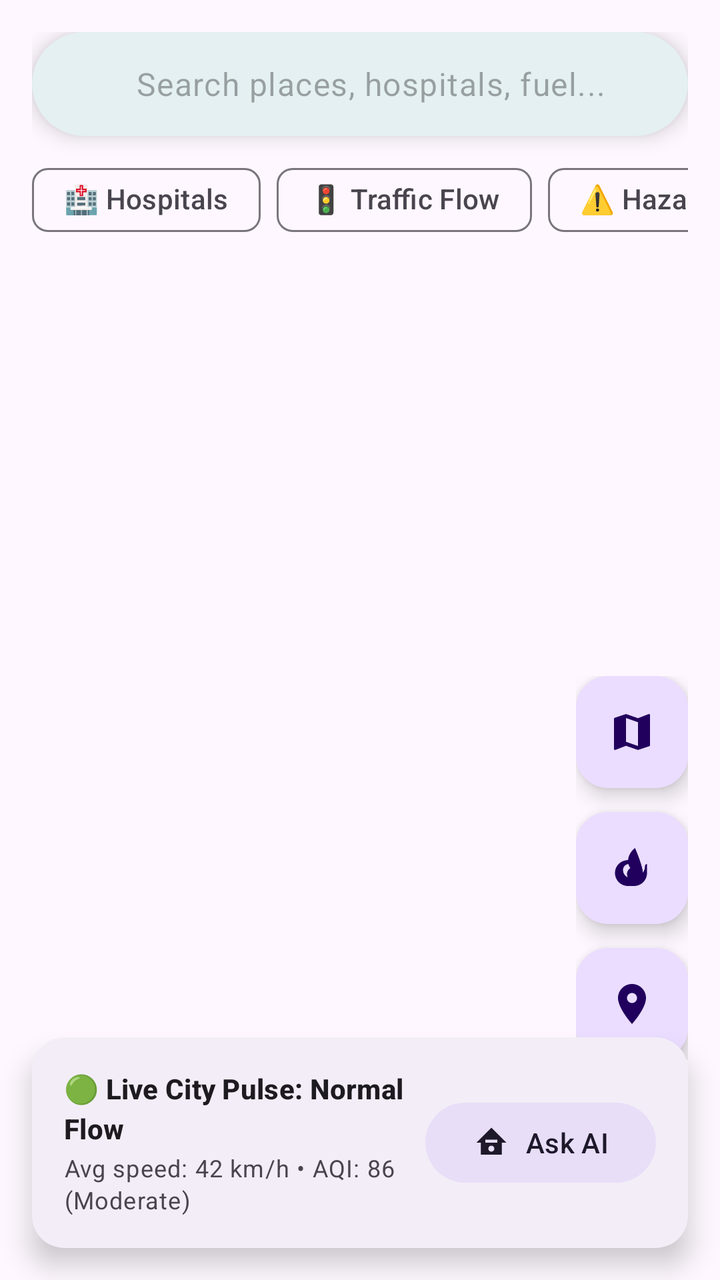
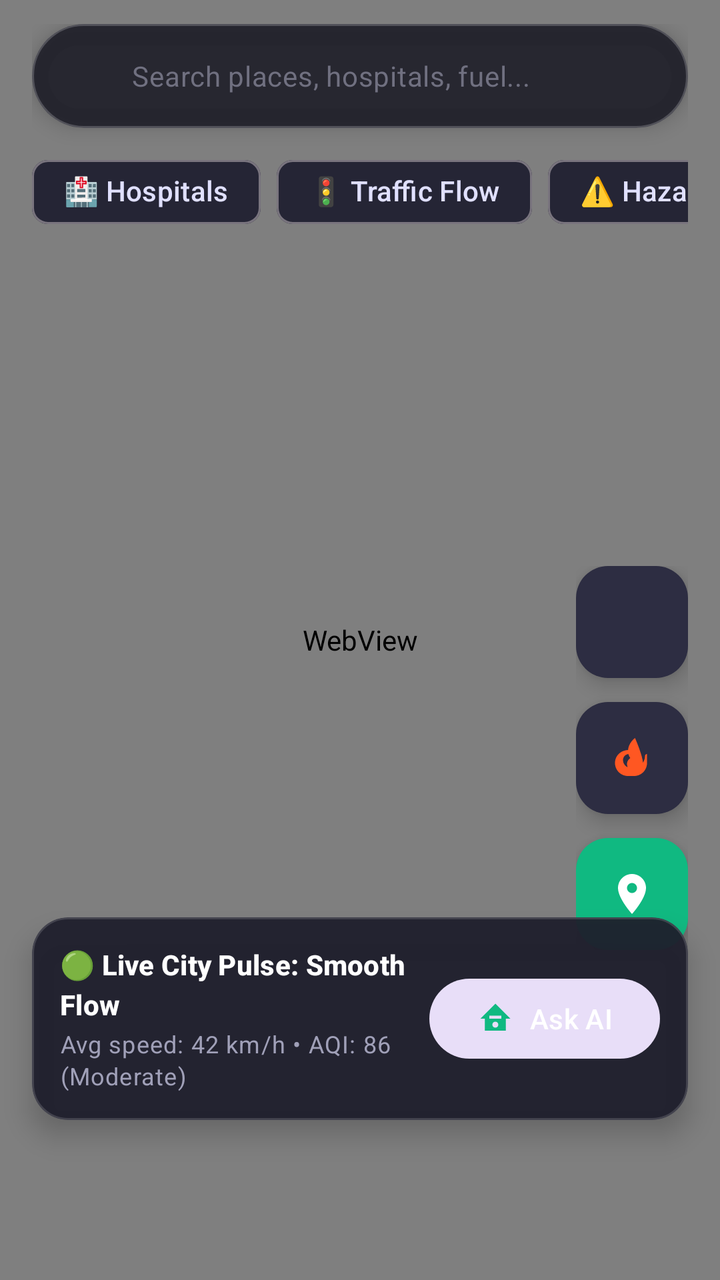

Screens rendered from an Android XML layout before and after an edit, with the pre-edit source and the edit as a unified diff.
<!-- AndroidManifest.xml: application theme Theme.UrbanPulse -->
<!-- res/layout/fragment_live_map.xml -->
<?xml version="1.0" encoding="utf-8"?>
<androidx.coordinatorlayout.widget.CoordinatorLayout
    xmlns:android="http://schemas.android.com/apk/res/android"
    xmlns:app="http://schemas.android.com/apk/res-auto"
    xmlns:tools="http://schemas.android.com/tools"
    android:layout_width="match_parent"
    android:layout_height="match_parent"
    android:background="?attr/colorSurface">

    
    <androidx.fragment.app.FragmentContainerView
        android:id="@+id/map_container"
        android:layout_width="match_parent"
        android:layout_height="match_parent" />

    
    <LinearLayout
        android:layout_width="match_parent"
        android:layout_height="wrap_content"
        android:orientation="vertical"
        android:padding="16dp"
        android:fitsSystemWindows="true">

        <com.google.android.material.card.MaterialCardView
            android:layout_width="match_parent"
            android:layout_height="52dp"
            app:cardCornerRadius="26dp"
            app:cardElevation="6dp"
            app:strokeWidth="0dp"
            app:cardBackgroundColor="?attr/colorSurface">

            <LinearLayout
                android:layout_width="match_parent"
                android:layout_height="match_parent"
                android:gravity="center_vertical"
                android:orientation="horizontal"
                android:paddingHorizontal="16dp">

                <ImageView
                    android:layout_width="24dp"
                    android:layout_height="24dp"
                    android:src="@drawable/ic_search"
                    app:tint="?attr/colorOnSurfaceVariant" />

                <EditText
                    android:id="@+id/etMapSearch"
                    android:layout_width="0dp"
                    android:layout_height="match_parent"
                    android:layout_weight="1"
                    android:background="@null"
                    android:hint="Search places, hospitals, fuel..."
                    android:imeOptions="actionSearch"
                    android:inputType="text"
                    android:paddingHorizontal="12dp"
                    android:textAppearance="@style/TextAppearance.Material3.BodyLarge"
                    android:textColor="?attr/colorOnSurface" />

                <ImageButton
                    android:id="@+id/btnClearSearch"
                    android:layout_width="32dp"
                    android:layout_height="32dp"
                    android:background="?attr/selectableItemBackgroundBorderless"
                    android:src="@drawable/ic_close"
                    android:visibility="gone"
                    app:tint="?attr/colorOnSurfaceVariant" />

            </LinearLayout>
        </com.google.android.material.card.MaterialCardView>

        
        <HorizontalScrollView
            android:layout_width="match_parent"
            android:layout_height="wrap_content"
            android:layout_marginTop="8dp"
            android:scrollbars="none">

            <com.google.android.material.chip.ChipGroup
                android:id="@+id/chipGroupFilters"
                android:layout_width="wrap_content"
                android:layout_height="wrap_content"
                app:singleLine="true">

                <com.google.android.material.chip.Chip
                    android:id="@+id/chipHospitals"
                    style="@style/Widget.Material3.Chip.Filter"
                    android:layout_width="wrap_content"
                    android:layout_height="wrap_content"
                    android:text="🏥 Hospitals" />

                <com.google.android.material.chip.Chip
                    android:id="@+id/chipTraffic"
                    style="@style/Widget.Material3.Chip.Filter"
                    android:layout_width="wrap_content"
                    android:layout_height="wrap_content"
                    android:text="🚦 Traffic Flow" />

                <com.google.android.material.chip.Chip
                    android:id="@+id/chipIncidents"
                    style="@style/Widget.Material3.Chip.Filter"
                    android:layout_width="wrap_content"
                    android:layout_height="wrap_content"
                    android:text="⚠️ Hazards" />

                <com.google.android.material.chip.Chip
                    android:id="@+id/chipEco"
                    style="@style/Widget.Material3.Chip.Filter"
                    android:layout_width="wrap_content"
                    android:layout_height="wrap_content"
                    android:text="🌿 Eco Routes" />

                <com.google.android.material.chip.Chip
                    android:id="@+id/chipEV"
                    style="@style/Widget.Material3.Chip.Filter"
                    android:layout_width="wrap_content"
                    android:layout_height="wrap_content"
                    android:text="⚡ EV Stations" />

            </com.google.android.material.chip.ChipGroup>
        </HorizontalScrollView>

        
        <androidx.recyclerview.widget.RecyclerView
            android:id="@+id/rvSearchResults"
            android:layout_width="match_parent"
            android:layout_height="wrap_content"
            android:layout_marginTop="4dp"
            android:background="@drawable/bg_rounded_card"
            android:elevation="8dp"
            android:maxHeight="240dp"
            android:visibility="gone" />

    </LinearLayout>

    
    <LinearLayout
        android:layout_width="wrap_content"
        android:layout_height="wrap_content"
        android:layout_gravity="end|bottom"
        android:layout_marginBottom="110dp"
        android:layout_marginEnd="16dp"
        android:orientation="vertical">

        <com.google.android.material.floatingactionbutton.FloatingActionButton
            android:id="@+id/fabTrafficToggle"
            android:layout_width="wrap_content"
            android:layout_height="wrap_content"
            android:layout_marginBottom="12dp"
            android:contentDescription="Toggle Traffic"
            android:src="@drawable/ic_map"
            app:fabSize="mini" />

        <com.google.android.material.floatingactionbutton.FloatingActionButton
            android:id="@+id/fabReportHazard"
            android:layout_width="wrap_content"
            android:layout_height="wrap_content"
            android:layout_marginBottom="12dp"
            android:contentDescription="Report Hazard"
            android:src="@drawable/ic_fire"
            app:fabSize="mini" />

        <com.google.android.material.floatingactionbutton.FloatingActionButton
            android:id="@+id/fabMyLocation"
            android:layout_width="wrap_content"
            android:layout_height="wrap_content"
            android:contentDescription="My Location"
            android:src="@drawable/ic_location_pin" />

    </LinearLayout>

    
    <com.google.android.material.card.MaterialCardView
        android:id="@+id/cardCityStatus"
        android:layout_width="match_parent"
        android:layout_height="wrap_content"
        android:layout_gravity="bottom"
        android:layout_margin="16dp"
        app:cardCornerRadius="16dp"
        app:cardElevation="8dp"
        app:strokeWidth="0dp"
        app:cardBackgroundColor="?attr/colorSurfaceContainer">

        <LinearLayout
            android:layout_width="match_parent"
            android:layout_height="wrap_content"
            android:orientation="horizontal"
            android:padding="16dp"
            android:gravity="center_vertical">

            <LinearLayout
                android:layout_width="0dp"
                android:layout_height="wrap_content"
                android:layout_weight="1"
                android:orientation="vertical">

                <TextView
                    android:id="@+id/tvLiveStatusTitle"
                    android:layout_width="wrap_content"
                    android:layout_height="wrap_content"
                    android:text="🟢 Live City Pulse: Normal Flow"
                    android:textAppearance="@style/TextAppearance.Material3.TitleSmall"
                    android:textStyle="bold" />

                <TextView
                    android:id="@+id/tvLiveStatusSubtitle"
                    android:layout_width="wrap_content"
                    android:layout_height="wrap_content"
                    android:layout_marginTop="2dp"
                    android:text="Avg speed: 42 km/h • AQI: 86 (Moderate)"
                    android:textAppearance="@style/TextAppearance.Material3.BodySmall"
                    android:textColor="?attr/colorOnSurfaceVariant" />

            </LinearLayout>

            <com.google.android.material.button.MaterialButton
                android:id="@+id/btnAskYatri"
                style="@style/Widget.Material3.Button.TonalButton"
                android:layout_width="wrap_content"
                android:layout_height="wrap_content"
                android:text="Ask AI"
                app:icon="@drawable/ic_yatri_ai" />

        </LinearLayout>

    </com.google.android.material.card.MaterialCardView>

</androidx.coordinatorlayout.widget.CoordinatorLayout>
<!-- resources referenced by this layout -->
<resources>
  <!-- drawable bg_rounded_card (drawable) -->
  <?xml version="1.0" encoding="utf-8"?>
  <shape xmlns:android="http://schemas.android.com/apk/res/android"
      android:shape="rectangle">
      <corners android:radius="16dp" />
      <solid android:color="?attr/colorSurfaceContainer" />
      <stroke android:width="1dp" android:color="?attr/colorOutlineVariant" />
  </shape>
  <!-- drawable ic_close (drawable) -->
  <vector xmlns:android="http://schemas.android.com/apk/res/android"
      android:width="24dp"
      android:height="24dp"
      android:viewportWidth="24"
      android:viewportHeight="24">
    <path
        android:fillColor="#FF000000"
        android:pathData="M19,6.41L17.59,5 12,10.59 6.41,5 5,6.41 10.59,12 5,17.59 6.41,19 12,13.41 17.59,19 19,17.59 13.41,12z"/>
  </vector>
  <!-- drawable ic_fire (drawable) -->
  <vector xmlns:android="http://schemas.android.com/apk/res/android"
      android:width="24dp"
      android:height="24dp"
      android:viewportWidth="24"
      android:viewportHeight="24">
    <path
        android:fillColor="#F44336"
        android:pathData="M13.5,2c0,0 -3.5,2.5 -3.5,6.5c0,1.35 0.45,2.55 1.15,3.5C10.5,12.5 9.5,13.5 9.5,15c0,2.2 1.8,4 4,4s4,-1.8 4,-4C17.5,11 13.5,2 13.5,2zM19.5,10c-0.55,0 -1,0.45 -1,1c0,3.3 -2.7,6 -6,6h-1c-2.2,0 -4,-1.8 -4,-4c0,-1.65 1.35,-3 3,-3c0.55,0 1,-0.45 1,-1s-0.45,-1 -1,-1C6.35,8 3.5,10.85 3.5,14.5c0,3.6 2.9,6.5 6.5,6.5h3c3.6,0 6.5,-2.9 6.5,-6.5C19.5,10 19.5,10 19.5,10z"/>
  </vector>
  <!-- drawable ic_location_pin (drawable) -->
  <vector xmlns:android="http://schemas.android.com/apk/res/android"
      android:width="24dp"
      android:height="24dp"
      android:viewportWidth="24"
      android:viewportHeight="24">
    <path
        android:fillColor="@android:color/white"
        android:pathData="M12,2C8.13,2 5,5.13 5,9c0,5.25 7,13 7,13s7,-7.75 7,-13c0,-3.87 -3.13,-7 -7,-7zM12,11.5c-1.38,0 -2.5,-1.12 -2.5,-2.5s1.12,-2.5 2.5,-2.5 2.5,1.12 2.5,2.5 -1.12,2.5 -2.5,2.5z"/>
  </vector>
  <!-- drawable ic_map (drawable) -->
  <vector xmlns:android="http://schemas.android.com/apk/res/android"
      android:width="24dp"
      android:height="24dp"
      android:viewportWidth="24"
      android:viewportHeight="24">
    <path
        android:fillColor="@android:color/white"
        android:pathData="M20.5,3l-0.16,0.03L15,5.1 9,3 3.36,4.9c-0.21,0.07 -0.36,0.25 -0.36,0.48V20.5c0,0.28 0.22,0.5 0.5,0.5l0.16,-0.03L9,18.9l6,2.1 5.64,-1.9c0.21,-0.07 0.36,-0.25 0.36,-0.48V3.5c0,-0.28 -0.22,-0.5 -0.5,-0.5zM15,19l-6,-2.11V5l6,2.11V19z"/>
  </vector>
  <!-- drawable ic_search (drawable) -->
  <?xml version="1.0" encoding="utf-8"?>
  <selector xmlns:android="http://schemas.android.com/apk/res/android">
    
  </selector>
  <!-- drawable ic_yatri_ai (drawable) -->
  <vector xmlns:android="http://schemas.android.com/apk/res/android"
      android:width="24dp"
      android:height="24dp"
      android:viewportWidth="24"
      android:viewportHeight="24">
    <path
        android:fillColor="@android:color/white"
        android:pathData="M12,2L2,12h3v8h14v-8h3L12,2zM12,18c-1.1,0 -2,-0.9 -2,-2s0.9,-2 2,-2 2,0.9 2,2 -0.9,2 -2,2zM16,12h-8v-2h8v2z"/>
  </vector>
  <style name="Theme.UrbanPulse" parent="Theme.Material3.DayNight.NoActionBar">
          <item name="colorPrimary">@color/primary_green</item>
          <item name="colorSecondary">@color/teal_700</item>
          <item name="android:statusBarColor">?attr/colorSurface</item>
          <item name="android:windowLightStatusBar" tools:targetApi="m">true</item>
      </style>
  <color name="primary_green">#10B981</color>
  <color name="teal_700">#FF018786</color>
</resources>

<!-- the commit's change to res/layout/fragment_live_map.xml (unified diff, before → after) -->
@@ -5,20 +5,35 @@
     xmlns:tools="http://schemas.android.com/tools"
     android:layout_width="match_parent"
     android:layout_height="match_parent"
-    android:background="?attr/colorSurface">
-
-    
-    <androidx.fragment.app.FragmentContainerView
-        android:id="@+id/map_container"
+    android:background="#121218">
+
+    
+    <FrameLayout
+        android:id="@+id/mapContainer"
         android:layout_width="match_parent"
-        android:layout_height="match_parent" />
+        android:layout_height="match_parent">
+
+        <android.webkit.WebView
+            android:id="@+id/mapWebView"
+            android:layout_width="match_parent"
+            android:layout_height="match_parent" />
+
+        
+        <androidx.fragment.app.FragmentContainerView
+            android:id="@+id/native_map_container"
+            android:layout_width="match_parent"
+            android:layout_height="match_parent"
+            android:visibility="gone" />
+
+    </FrameLayout>
 
     
     <LinearLayout
         android:layout_width="match_parent"
         android:layout_height="wrap_content"
         android:orientation="vertical"
-        android:padding="16dp"
+        android:paddingHorizontal="16dp"
+        android:paddingTop="12dp"
         android:fitsSystemWindows="true">
 
         <com.google.android.material.card.MaterialCardView
@@ -26,8 +41,9 @@
             android:layout_height="52dp"
             app:cardCornerRadius="26dp"
             app:cardElevation="6dp"
-            app:strokeWidth="0dp"
-            app:cardBackgroundColor="?attr/colorSurface">
+            app:strokeWidth="1dp"
+            app:strokeColor="#33FFFFFF"
+            app:cardBackgroundColor="#E61E1E28">
 
             <LinearLayout
                 android:layout_width="match_parent"
@@ -37,10 +53,10 @@
                 android:paddingHorizontal="16dp">
 
                 <ImageView
-                    android:layout_width="24dp"
-                    android:layout_height="24dp"
+                    android:layout_width="22dp"
+                    android:layout_height="22dp"
                     android:src="@drawable/ic_search"
-                    app:tint="?attr/colorOnSurfaceVariant" />
+                    app:tint="#A0A0B0" />
 
                 <EditText
                     android:id="@+id/etMapSearch"
@@ -52,8 +68,9 @@
                     android:imeOptions="actionSearch"
                     android:inputType="text"
                     android:paddingHorizontal="12dp"
-                    android:textAppearance="@style/TextAppearance.Material3.BodyLarge"
-                    android:textColor="?attr/colorOnSurface" />
+                    android:textAppearance="@style/TextAppearance.Material3.BodyMedium"
+                    android:textColor="#FFFFFF"
+                    android:textColorHint="#707080" />
 
                 <ImageButton
                     android:id="@+id/btnClearSearch"
@@ -62,7 +79,7 @@
                     android:background="?attr/selectableItemBackgroundBorderless"
                     android:src="@drawable/ic_close"
                     android:visibility="gone"
-                    app:tint="?attr/colorOnSurfaceVariant" />
+                    app:tint="#A0A0B0" />
 
             </LinearLayout>
         </com.google.android.material.card.MaterialCardView>
@@ -85,35 +102,45 @@
                     style="@style/Widget.Material3.Chip.Filter"
                     android:layout_width="wrap_content"
                     android:layout_height="wrap_content"
-                    android:text="🏥 Hospitals" />
+                    android:text="🏥 Hospitals"
+                    android:textColor="#E0E0FF"
+                    app:chipBackgroundColor="#252535" />
 
                 <com.google.android.material.chip.Chip
                     android:id="@+id/chipTraffic"
                     style="@style/Widget.Material3.Chip.Filter"
                     android:layout_width="wrap_content"
                     android:layout_height="wrap_content"
-                    android:text="🚦 Traffic Flow" />
+                    android:text="🚦 Traffic Flow"
+                    android:textColor="#E0E0FF"
+                    app:chipBackgroundColor="#252535" />
 
                 <com.google.android.material.chip.Chip
                     android:id="@+id/chipIncidents"
                     style="@style/Widget.Material3.Chip.Filter"
                     android:layout_width="wrap_content"
                     android:layout_height="wrap_content"
-                    android:text="⚠️ Hazards" />
+                    android:text="⚠️ Hazards"
+                    android:textColor="#E0E0FF"
+                    app:chipBackgroundColor="#252535" />
 
                 <com.google.android.material.chip.Chip
                     android:id="@+id/chipEco"
                     style="@style/Widget.Material3.Chip.Filter"
                     android:layout_width="wrap_content"
                     android:layout_height="wrap_content"
-                    android:text="🌿 Eco Routes" />
+                    android:text="🌿 Eco Routes"
+                    android:textColor="#E0E0FF"
+                    app:chipBackgroundColor="#252535" />
 
                 <com.google.android.material.chip.Chip
                     android:id="@+id/chipEV"
                     style="@style/Widget.Material3.Chip.Filter"
                     android:layout_width="wrap_content"
                     android:layout_height="wrap_content"
-                    android:text="⚡ EV Stations" />
+                    android:text="⚡ EV Stations"
+                    android:textColor="#E0E0FF"
+                    app:chipBackgroundColor="#252535" />
 
             </com.google.android.material.chip.ChipGroup>
         </HorizontalScrollView>
@@ -125,8 +152,8 @@
             android:layout_height="wrap_content"
             android:layout_marginTop="4dp"
             android:background="@drawable/bg_rounded_card"
-            android:elevation="8dp"
-            android:maxHeight="240dp"
+            android:elevation="12dp"
+            android:maxHeight="220dp"
             android:visibility="gone" />
 
     </LinearLayout>
@@ -136,7 +163,7 @@
         android:layout_width="wrap_content"
         android:layout_height="wrap_content"
         android:layout_gravity="end|bottom"
-        android:layout_marginBottom="110dp"
+        android:layout_marginBottom="165dp"
         android:layout_marginEnd="16dp"
         android:orientation="vertical">
 
@@ -146,7 +173,9 @@
             android:layout_height="wrap_content"
             android:layout_marginBottom="12dp"
             android:contentDescription="Toggle Traffic"
-            android:src="@drawable/ic_map"
+            android:src="@drawable/ic_traffic"
+            app:tint="#FFFFFF"
+            app:backgroundTint="#2D2D42"
             app:fabSize="mini" />
 
         <com.google.android.material.floatingactionbutton.FloatingActionButton
@@ -156,6 +185,8 @@
             android:layout_marginBottom="12dp"
             android:contentDescription="Report Hazard"
             android:src="@drawable/ic_fire"
+            app:tint="#FF5722"
+            app:backgroundTint="#2D2D42"
             app:fabSize="mini" />
 
         <com.google.android.material.floatingactionbutton.FloatingActionButton
@@ -163,7 +194,9 @@
             android:layout_width="wrap_content"
             android:layout_height="wrap_content"
             android:contentDescription="My Location"
-            android:src="@drawable/ic_location_pin" />
+            android:src="@drawable/ic_location_pin"
+            app:tint="#FFFFFF"
+            app:backgroundTint="?attr/colorPrimary" />
 
     </LinearLayout>
 
@@ -173,17 +206,19 @@
         android:layout_width="match_parent"
         android:layout_height="wrap_content"
         android:layout_gravity="bottom"
-        android:layout_margin="16dp"
-        app:cardCornerRadius="16dp"
+        android:layout_marginHorizontal="16dp"
+        android:layout_marginBottom="80dp"
+        app:cardCornerRadius="18dp"
         app:cardElevation="8dp"
-        app:strokeWidth="0dp"
-        app:cardBackgroundColor="?attr/colorSurfaceContainer">
+        app:strokeWidth="1dp"
+        app:strokeColor="#25FFFFFF"
+        app:cardBackgroundColor="#F01E1E2C">
 
         <LinearLayout
             android:layout_width="match_parent"
             android:layout_height="wrap_content"
             android:orientation="horizontal"
-            android:padding="16dp"
+            android:padding="14dp"
             android:gravity="center_vertical">
 
             <LinearLayout
@@ -196,8 +231,9 @@
                     android:id="@+id/tvLiveStatusTitle"
                     android:layout_width="wrap_content"
                     android:layout_height="wrap_content"
-                    android:text="🟢 Live City Pulse: Normal Flow"
+                    android:text="🟢 Live City Pulse: Smooth Flow"
                     android:textAppearance="@style/TextAppearance.Material3.TitleSmall"
+                    android:textColor="#FFFFFF"
                     android:textStyle="bold" />
 
                 <TextView
@@ -207,7 +243,7 @@
                     android:layout_marginTop="2dp"
                     android:text="Avg speed: 42 km/h • AQI: 86 (Moderate)"
                     android:textAppearance="@style/TextAppearance.Material3.BodySmall"
-                    android:textColor="?attr/colorOnSurfaceVariant" />
+                    android:textColor="#A0A0B8" />
 
             </LinearLayout>
 
@@ -217,7 +253,9 @@
                 android:layout_width="wrap_content"
                 android:layout_height="wrap_content"
                 android:text="Ask AI"
-                app:icon="@drawable/ic_yatri_ai" />
+                android:textColor="#FFFFFF"
+                app:icon="@drawable/ic_yatri_ai"
+                app:iconTint="?attr/colorPrimary" />
 
         </LinearLayout>
 
<!-- resource entries referenced after the edit -->
@@ -38,20 +38,15 @@
         android:fillColor="@android:color/white"
         android:pathData="M12,2C8.13,2 5,5.13 5,9c0,5.25 7,13 7,13s7,-7.75 7,-13c0,-3.87 -3.13,-7 -7,-7zM12,11.5c-1.38,0 -2.5,-1.12 -2.5,-2.5s1.12,-2.5 2.5,-2.5 2.5,1.12 2.5,2.5 -1.12,2.5 -2.5,2.5z"/>
   </vector>
-  <!-- drawable ic_map (drawable) -->
-  <vector xmlns:android="http://schemas.android.com/apk/res/android"
-      android:width="24dp"
-      android:height="24dp"
-      android:viewportWidth="24"
-      android:viewportHeight="24">
-    <path
-        android:fillColor="@android:color/white"
-        android:pathData="M20.5,3l-0.16,0.03L15,5.1 9,3 3.36,4.9c-0.21,0.07 -0.36,0.25 -0.36,0.48V20.5c0,0.28 0.22,0.5 0.5,0.5l0.16,-0.03L9,18.9l6,2.1 5.64,-1.9c0.21,-0.07 0.36,-0.25 0.36,-0.48V3.5c0,-0.28 -0.22,-0.5 -0.5,-0.5zM15,19l-6,-2.11V5l6,2.11V19z"/>
-  </vector>
   <!-- drawable ic_search (drawable) -->
   <?xml version="1.0" encoding="utf-8"?>
   <selector xmlns:android="http://schemas.android.com/apk/res/android">
     
+  </selector>
+  <!-- drawable ic_traffic (drawable) -->
+  <?xml version="1.0" encoding="utf-8"?>
+  <selector xmlns:android="http://schemas.android.com/apk/res/android">
+  
   </selector>
   <!-- drawable ic_yatri_ai (drawable) -->
   <vector xmlns:android="http://schemas.android.com/apk/res/android"
